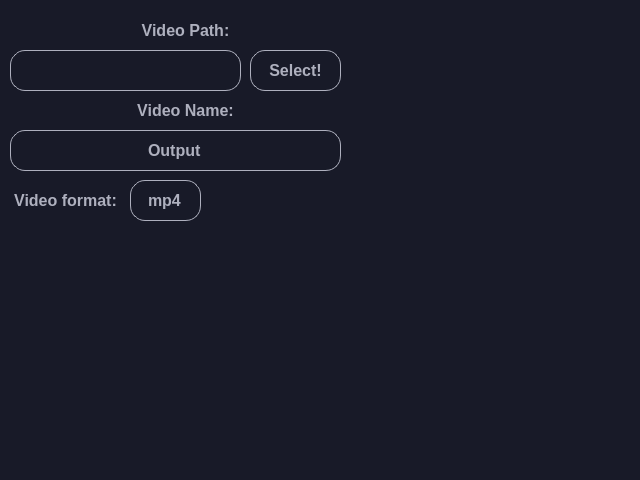
The window that ui.ui (Pixelsuft/ScreenReader) describes before a commit, drawn with Qt 5.
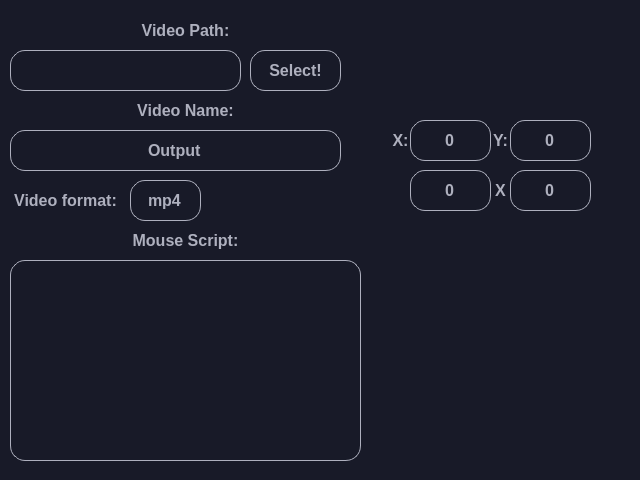
The same window after the commit. Icons and pictures are not drawn.

What changed in the file:
```diff
--- a/ui.ui
+++ b/ui.ui
@@ -298,6 +298,266 @@
      <set>Qt::AlignCenter</set>
     </property>
    </widget>
+   <widget class="QLabel" name="mousescriptLabel">
+    <property name="geometry">
+     <rect>
+      <x>130</x>
+      <y>230</y>
+      <width>111</width>
+      <height>21</height>
+     </rect>
+    </property>
+    <property name="font">
+     <font>
+      <family>Segoe UI</family>
+      <pointsize>12</pointsize>
+      <weight>75</weight>
+      <bold>true</bold>
+     </font>
+    </property>
+    <property name="styleSheet">
+     <string notr="true">* {
+	color: rgb(174, 176, 190);
+	background-color: rgba(0, 0, 0, 0);
+}</string>
+    </property>
+    <property name="text">
+     <string>Mouse Script:</string>
+    </property>
+    <property name="alignment">
+     <set>Qt::AlignCenter</set>
+    </property>
+   </widget>
+   <widget class="QPlainTextEdit" name="mousescriptText">
+    <property name="geometry">
+     <rect>
+      <x>10</x>
+      <y>260</y>
+      <width>351</width>
+      <height>201</height>
+     </rect>
+    </property>
+    <property name="font">
+     <font>
+      <family>Segoe UI</family>
+      <pointsize>12</pointsize>
+      <weight>75</weight>
+      <bold>true</bold>
+     </font>
+    </property>
+    <property name="styleSheet">
+     <string notr="true">border: 1px solid rgb(174, 176, 190);
+border-radius: 15px;</string>
+    </property>
+    <property name="frameShape">
+     <enum>QFrame::NoFrame</enum>
+    </property>
+    <property name="plainText">
+     <string/>
+    </property>
+   </widget>
+   <widget class="QLabel" name="xLabel">
+    <property name="geometry">
+     <rect>
+      <x>390</x>
+      <y>130</y>
+      <width>21</width>
+      <height>21</height>
+     </rect>
+    </property>
+    <property name="font">
+     <font>
+      <family>Segoe UI</family>
+      <pointsize>12</pointsize>
+      <weight>75</weight>
+      <bold>true</bold>
+     </font>
+    </property>
+    <property name="styleSheet">
+     <string notr="true">* {
+	color: rgb(174, 176, 190);
+	background-color: rgba(0, 0, 0, 0);
+}</string>
+    </property>
+    <property name="text">
+     <string>X:</string>
+    </property>
+    <property name="alignment">
+     <set>Qt::AlignCenter</set>
+    </property>
+   </widget>
+   <widget class="QLabel" name="yLabel">
+    <property name="geometry">
+     <rect>
+      <x>490</x>
+      <y>130</y>
+      <width>21</width>
+      <height>21</height>
+     </rect>
+    </property>
+    <property name="font">
+     <font>
+      <family>Segoe UI</family>
+      <pointsize>12</pointsize>
+      <weight>75</weight>
+      <bold>true</bold>
+     </font>
+    </property>
+    <property name="styleSheet">
+     <string notr="true">* {
+	color: rgb(174, 176, 190);
+	background-color: rgba(0, 0, 0, 0);
+}</string>
+    </property>
+    <property name="text">
+     <string>Y:</string>
+    </property>
+    <property name="alignment">
+     <set>Qt::AlignCenter</set>
+    </property>
+   </widget>
+   <widget class="QLineEdit" name="xEdit">
+    <property name="geometry">
+     <rect>
+      <x>410</x>
+      <y>120</y>
+      <width>81</width>
+      <height>41</height>
+     </rect>
+    </property>
+    <property name="font">
+     <font>
+      <family>Segoe UI</family>
+      <pointsize>12</pointsize>
+      <weight>75</weight>
+      <bold>true</bold>
+     </font>
+    </property>
+    <property name="styleSheet">
+     <string notr="true">border: 1px solid rgb(174, 176, 190);
+border-radius: 15px;</string>
+    </property>
+    <property name="text">
+     <string>0</string>
+    </property>
+    <property name="alignment">
+     <set>Qt::AlignCenter</set>
+    </property>
+   </widget>
+   <widget class="QLineEdit" name="yEdit">
+    <property name="geometry">
+     <rect>
+      <x>510</x>
+      <y>120</y>
+      <width>81</width>
+      <height>41</height>
+     </rect>
+    </property>
+    <property name="font">
+     <font>
+      <family>Segoe UI</family>
+      <pointsize>12</pointsize>
+      <weight>75</weight>
+      <bold>true</bold>
+     </font>
+    </property>
+    <property name="styleSheet">
+     <string notr="true">border: 1px solid rgb(174, 176, 190);
+border-radius: 15px;</string>
+    </property>
+    <property name="text">
+     <string>0</string>
+    </property>
+    <property name="alignment">
+     <set>Qt::AlignCenter</set>
+    </property>
+   </widget>
+   <widget class="QLabel" name="xLabel_2">
+    <property name="geometry">
+     <rect>
+      <x>490</x>
+      <y>180</y>
+      <width>21</width>
+      <height>21</height>
+     </rect>
+    </property>
+    <property name="font">
+     <font>
+      <family>Segoe UI</family>
+      <pointsize>12</pointsize>
+      <weight>75</weight>
+      <bold>true</bold>
+     </font>
+    </property>
+    <property name="styleSheet">
+     <string notr="true">* {
+	color: rgb(174, 176, 190);
+	background-color: rgba(0, 0, 0, 0);
+}</string>
+    </property>
+    <property name="text">
+     <string>X</string>
+    </property>
+    <property name="alignment">
+     <set>Qt::AlignCenter</set>
+    </property>
+   </widget>
+   <widget class="QLineEdit" name="widthEdit">
+    <property name="geometry">
+     <rect>
+      <x>410</x>
+      <y>170</y>
+      <width>81</width>
+      <height>41</height>
+     </rect>
+    </property>
+    <property name="font">
+     <font>
+      <family>Segoe UI</family>
+      <pointsize>12</pointsize>
+      <weight>75</weight>
+      <bold>true</bold>
+     </font>
+    </property>
+    <property name="styleSheet">
+     <string notr="true">border: 1px solid rgb(174, 176, 190);
+border-radius: 15px;</string>
+    </property>
+    <property name="text">
+     <string>0</string>
+    </property>
+    <property name="alignment">
+     <set>Qt::AlignCenter</set>
+    </property>
+   </widget>
+   <widget class="QLineEdit" name="heightEdit">
+    <property name="geometry">
+     <rect>
+      <x>510</x>
+      <y>170</y>
+      <width>81</width>
+      <height>41</height>
+     </rect>
+    </property>
+    <property name="font">
+     <font>
+      <family>Segoe UI</family>
+      <pointsize>12</pointsize>
+      <weight>75</weight>
+      <bold>true</bold>
+     </font>
+    </property>
+    <property name="styleSheet">
+     <string notr="true">border: 1px solid rgb(174, 176, 190);
+border-radius: 15px;</string>
+    </property>
+    <property name="text">
+     <string>0</string>
+    </property>
+    <property name="alignment">
+     <set>Qt::AlignCenter</set>
+    </property>
+   </widget>
   </widget>
  </widget>
  <resources/>
```
